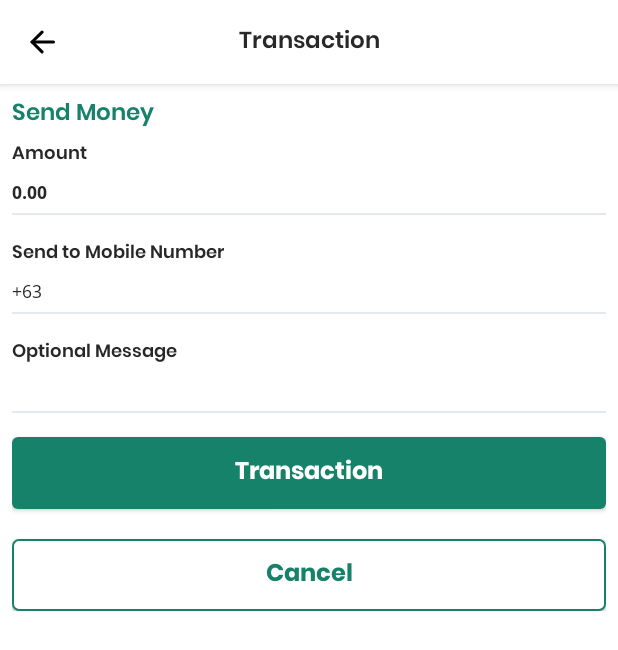
After one commit to mikeds/UM20004-bpayclient, an Android app: the TransactActivity screen opened directly, with no data from a screen before it, on a phone screen of 412 x 824 dp. The commit adds this screen. Shown: the top 650 px of the screen. Run offline under Robolectric (Android 15) with nearby library versions, the phone set to English and light mode, and no system bars.

Commit message:
Added Transact Screen UI

```diff
--- /dev/null
+++ b/bambupay/src/main/java/com/uxi/bambupay/ui/activity/TransactActivity.kt
@@ -0,0 +1,44 @@
+package com.uxi.bambupay.ui.activity
+
+import android.os.Bundle
+import android.view.MenuItem
+import androidx.core.content.ContextCompat
+import com.uxi.bambupay.R
+import kotlinx.android.synthetic.main.app_toolbar.*
+
+class TransactActivity : BaseActivity() {
+    override fun onCreate(savedInstanceState: Bundle?) {
+        super.onCreate(savedInstanceState)
+        setupToolbar()
+    }
+
+    override fun getLayoutId() = R.layout.activity_transact
+
+    override fun finish() {
+        super.finish()
+        overridePendingTransition(R.anim.from_left_in, R.anim.from_right_out)
+    }
+
+    override fun onBackPressed() {
+        finish()
+    }
+
+    override fun onOptionsItemSelected(item: MenuItem): Boolean {
+        when (item?.itemId) {
+            android.R.id.home -> {
+                onBackPressed()
+                return true
+            }
+        }
+        return super.onOptionsItemSelected(item)
+    }
+
+    private fun setupToolbar() {
+        setSupportActionBar(toolbar)
+        tv_toolbar_title?.text = getString(R.string.transact)
+//        toolbar.overflowIcon = ContextCompat.getDrawable(this, R.drawable.ic_more)
+        supportActionBar?.setDisplayHomeAsUpEnabled(true)
+        supportActionBar?.setDisplayShowTitleEnabled(false)
+        supportActionBar?.setHomeAsUpIndicator(R.drawable.ic_back)
+    }
+}
--- a/bambupay/src/main/java/com/uxi/bambupay/ui/home/HomeFragment.kt
+++ b/bambupay/src/main/java/com/uxi/bambupay/ui/home/HomeFragment.kt
@@ -1,5 +1,6 @@
 package com.uxi.bambupay.ui.home
 
+import android.content.Intent
 import android.os.Bundle
 import android.view.LayoutInflater
 import android.view.View
@@ -10,7 +11,10 @@ import androidx.fragment.app.Fragment
 import androidx.lifecycle.Observer
 import androidx.lifecycle.ViewModelProviders
 import com.amulyakhare.textdrawable.TextDrawable
+import com.uxi.bambupay.MainActivity
 import com.uxi.bambupay.R
+import com.uxi.bambupay.ui.activity.TransactActivity
+import kotlinx.android.synthetic.main.fragment_home.*
 
 class HomeFragment : Fragment() {
 
@@ -30,4 +34,15 @@ class HomeFragment : Fragment() {
         })
         return root
     }
+
+    override fun onActivityCreated(savedInstanceState: Bundle?) {
+        super.onActivityCreated(savedInstanceState)
+
+        btn_pay.setOnClickListener {
+            val intent = Intent(activity, TransactActivity::class.java)
+            startActivity(intent)
+            activity?.overridePendingTransition(R.anim.from_right_in, R.anim.from_left_out)
+        }
+    }
+
 }
--- /dev/null
+++ b/bambupay/src/main/res/anim/from_left_in.xml
@@ -0,0 +1,7 @@
+<?xml version="1.0" encoding="utf-8"?>
+<set xmlns:android="http://schemas.android.com/apk/res/android">
+    <translate
+        android:duration="300"
+        android:fromXDelta="-100%p"
+        android:toXDelta="0" />
+</set>
--- /dev/null
+++ b/bambupay/src/main/res/anim/stay.xml
@@ -0,0 +1,5 @@
+<?xml version="1.0" encoding="utf-8"?>
+<translate xmlns:android="http://schemas.android.com/apk/res/android"
+    android:duration="@android:integer/config_shortAnimTime"
+    android:fromYDelta="0%p"
+    android:toYDelta="0%p" />
--- /dev/null
+++ b/bambupay/src/main/res/drawable/ic_back.xml
@@ -0,0 +1,18 @@
+<vector xmlns:android="http://schemas.android.com/apk/res/android"
+    android:width="16.414dp"
+    android:height="15.828dp"
+    android:viewportWidth="16.414"
+    android:viewportHeight="15.828">
+  <path
+      android:pathData="M7.914,1.414l-6.5,6.5 6.5,6.5"
+      android:strokeWidth="2"
+      android:fillColor="#00000000"
+      android:strokeColor="#000"
+      android:strokeLineCap="round"/>
+  <path
+      android:pathData="M1.414,7.914h14"
+      android:strokeWidth="2"
+      android:fillColor="#00000000"
+      android:strokeColor="#000"
+      android:strokeLineCap="round"/>
+</vector>
--- /dev/null
+++ b/bambupay/src/main/res/drawable/underline.xml
@@ -0,0 +1,14 @@
+<?xml version="1.0" encoding="utf-8"?>
+<layer-list xmlns:android="http://schemas.android.com/apk/res/android">
+    <item
+        android:bottom="8dp"
+        android:left="-3dp"
+        android:right="-3dp"
+        android:top="-3dp">
+        <shape android:shape="rectangle">
+            <stroke
+                android:width="1dp"
+                android:color="@color/div"/>
+        </shape>
+    </item>
+</layer-list>
--- /dev/null
+++ b/bambupay/src/main/res/layout/activity_transact.xml
@@ -0,0 +1,14 @@
+<?xml version="1.0" encoding="utf-8"?>
+<LinearLayout xmlns:android="http://schemas.android.com/apk/res/android"
+    xmlns:app="http://schemas.android.com/apk/res-auto"
+    xmlns:tools="http://schemas.android.com/tools"
+    android:layout_width="match_parent"
+    android:layout_height="match_parent"
+    android:orientation="vertical"
+    tools:context=".ui.activity.TransactActivity">
+
+    <include layout="@layout/app_toolbar" />
+
+    <include layout="@layout/content_transaction" />
+
+</LinearLayout>
--- /dev/null
+++ b/bambupay/src/main/res/layout/app_toolbar.xml
@@ -0,0 +1,17 @@
+<?xml version="1.0" encoding="utf-8"?>
+<androidx.appcompat.widget.Toolbar xmlns:android="http://schemas.android.com/apk/res/android"
+    android:id="@+id/toolbar"
+    android:layout_width="match_parent"
+    android:layout_height="?attr/actionBarSize"
+    android:background="@color/colorPrimaryDark"
+    android:elevation="4dp">
+
+    <TextView
+        android:id="@+id/tv_toolbar_title"
+        style="@style/ToolbarTextView"
+        android:layout_width="wrap_content"
+        android:layout_height="wrap_content"
+        android:layout_gravity="center"
+        android:text="name" />
+
+</androidx.appcompat.widget.Toolbar>
--- /dev/null
+++ b/bambupay/src/main/res/layout/content_transaction.xml
@@ -0,0 +1,107 @@
+<?xml version="1.0" encoding="utf-8"?>
+<androidx.core.widget.NestedScrollView xmlns:android="http://schemas.android.com/apk/res/android"
+    xmlns:app="http://schemas.android.com/apk/res-auto"
+    xmlns:tools="http://schemas.android.com/tools"
+    android:layout_width="match_parent"
+    android:layout_height="match_parent"
+    android:orientation="vertical"
+    android:padding="@dimen/activity_horizontal_margin"
+    app:layout_behavior="@string/appbar_scrolling_view_behavior"
+    tools:context=".ui.activity.TransactActivity"
+    tools:showIn="@layout/activity_transact">
+
+    <LinearLayout
+        android:layout_width="match_parent"
+        android:layout_height="wrap_content"
+        android:orientation="vertical">
+
+        <TextView
+            style="@style/TextViewSmallBody"
+            android:layout_width="wrap_content"
+            android:layout_height="wrap_content"
+            android:text="@string/send_money"
+            android:textColor="@color/green" />
+
+        <TextView
+            style="@style/TextViewSmall.SemiBold"
+            android:layout_width="wrap_content"
+            android:layout_height="wrap_content"
+            android:layout_marginTop="@dimen/activity_horizontal_margin"
+            android:text="@string/amount" />
+
+        <EditText
+            style="@style/TextViewSmall.Bold"
+            android:layout_width="match_parent"
+            android:layout_height="wrap_content"
+            android:background="@drawable/underline"
+            android:gravity="center_vertical"
+            android:inputType="numberDecimal"
+            android:paddingTop="10dp"
+            android:paddingEnd="15dp"
+            android:paddingBottom="15dp"
+            android:text="0.00" />
+
+        <TextView
+            style="@style/TextViewSmall.SemiBold"
+            android:layout_width="wrap_content"
+            android:layout_height="wrap_content"
+            android:layout_marginTop="@dimen/activity_horizontal_margin"
+            android:text="@string/send_mobile" />
+
+        <EditText
+            style="@style/TextViewSmall.Regular2"
+            android:layout_width="match_parent"
+            android:layout_height="wrap_content"
+            android:background="@drawable/underline"
+            android:gravity="center_vertical"
+            android:inputType="phone"
+            android:paddingTop="10dp"
+            android:paddingEnd="15dp"
+            android:paddingBottom="15dp"
+            android:text="+63"
+            android:textColor="@color/black" />
+
+        <TextView
+            style="@style/TextViewSmall.SemiBold"
+            android:layout_width="wrap_content"
+            android:layout_height="wrap_content"
+            android:layout_marginTop="@dimen/activity_horizontal_margin"
+            android:text="@string/optional_msg" />
+
+        <EditText
+            style="@style/TextViewSmall.Regular2"
+            android:layout_width="match_parent"
+            android:layout_height="wrap_content"
+            android:background="@drawable/underline"
+            android:gravity="center_vertical"
+            android:inputType="textMultiLine"
+            android:paddingTop="10dp"
+            android:paddingEnd="15dp"
+            android:paddingBottom="15dp"
+            android:textColor="@color/black" />
+
+        <Button
+            android:id="@+id/btn_sign_in"
+            style="@style/TextViewSmallBody.Bold"
+            android:layout_width="match_parent"
+            android:layout_height="wrap_content"
+            android:layout_marginTop="@dimen/activity_horizontal_margin"
+            android:background="@drawable/bg_rounded_green"
+            android:text="@string/transact"
+            android:textAllCaps="false"
+            android:textColor="@android:color/white" />
+
+        <Button
+            android:id="@+id/btn_register"
+            style="@style/TextViewSmallBody.Bold"
+            android:layout_width="match_parent"
+            android:layout_height="wrap_content"
+            android:layout_marginTop="20dp"
+            android:background="@drawable/bg_rounded_white_border_green"
+            android:text="@string/cancel"
+            android:textAllCaps="false"
+            android:textColor="@color/green" />
+
+    </LinearLayout>
+
+</androidx.core.widget.NestedScrollView>
--- a/bambupay/src/main/res/layout/fragment_home.xml
+++ b/bambupay/src/main/res/layout/fragment_home.xml
@@ -77,6 +77,7 @@
             android:weightSum="3">
 
             <TextView
+                android:id="@+id/btn_pay"
                 style="@style/TextViewTiny.SemiBold"
                 android:layout_width="0dp"
                 android:layout_height="wrap_content"
--- a/bambupay/src/main/res/values/strings.xml
+++ b/bambupay/src/main/res/values/strings.xml
@@ -25,4 +25,11 @@
     <string name="password">Password</string>
     <string name="forgot_password">Forgot Password</string>
     <string name="register">Register</string>
+
+    <string name="send_money">Send Money</string>
+    <string name="transact">Transaction</string>
+    <string name="amount">Amount</string>
+    <string name="send_mobile">Send to Mobile Number</string>
+    <string name="optional_msg">Optional Message</string>
+    <string name="cancel">Cancel</string>
 </resources>
--- a/bambupay/src/main/res/values/styles.xml
+++ b/bambupay/src/main/res/values/styles.xml
@@ -30,10 +30,15 @@
         <item name="android:ellipsize">end</item>
         <item name="android:fontFamily">@font/poppins_regular</item>
         <item name="android:drawablePadding">8dp</item>
+        <item name="android:includeFontPadding">false</item>
     </style>
 
     <style name="TextViewSmall.SemiBold" parent="TextViewSmall">
         <item name="android:fontFamily">@font/poppins_semibold</item>
+    </style>
+
+    <style name="TextViewSmall.Bold" parent="TextViewSmall">
+        <item name="android:fontFamily">@font/open_sans_bold</item>
     </style>
 
     <style name="TextViewSmall.Regular2" parent="TextViewSmall">
@@ -54,6 +59,7 @@
         <item name="android:textColor">@color/black</item>
         <item name="android:ellipsize">end</item>
         <item name="android:fontFamily">@font/poppins_semibold</item>
+        <item name="android:includeFontPadding">false</item>
         <item name="android:drawablePadding">8dp</item>
     </style>
 
@@ -84,6 +90,16 @@
         <item name="android:fontFamily">@font/poppins_bold</item>
     </style>
 
+    <style name="ToolbarTextView" parent="@android:style/TextAppearance.Widget.TextView">
+        <item name="android:textColor">@color/black</item>
+        <item name="android:textSize">15sp</item>
+        <item name="android:maxLines">1</item>
+        <item name="android:ellipsize">end</item>
+        <item name="android:fontFamily">@font/poppins_semibold</item>
+        <item name="android:gravity">center</item>
+        <item name="android:layout_gravity">center</item>
+    </style>
+
 <!--    <style name="EditTextHint" parent="Widget.MaterialComponents.TextInputLayout.FilledBox">-->
 <!--        <item name="colorAccent">@android:color/white</item>-->
 <!--        <item name="android:textColorHint">@color/colorPrimary</item>-->
```
Also changed, not shown: bambupay/src/main/AndroidManifest.xml (+12 -4 lines), bambupay/src/main/res/anim/from_left_out.xml (added, +7 -0 lines), bambupay/src/main/res/anim/from_right_in.xml (added, +8 -0 lines), bambupay/src/main/res/anim/from_right_out.xml (added, +7 -0 lines), bambupay/src/main/res/anim/slide_down.xml (added, +10 -0 lines), bambupay/src/main/res/font/open_sans_bold.ttf (added).
